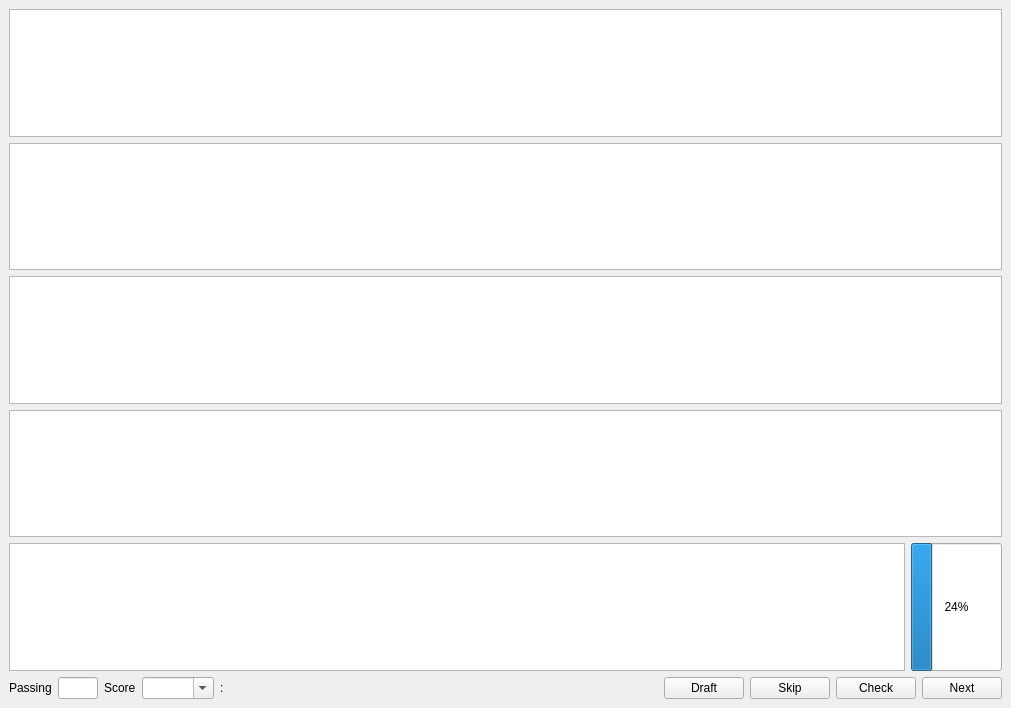
alex-lt-kong/qrammer, file src/qrammer/window_cramming.ui: the form before one commit.
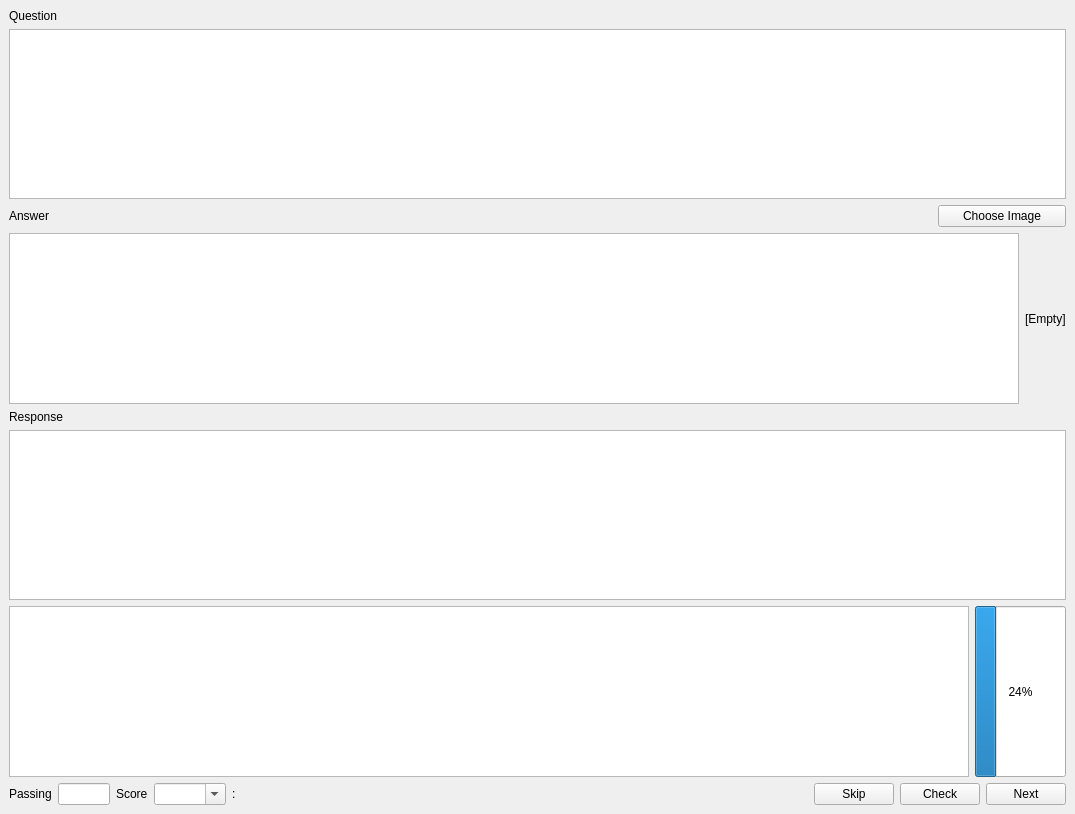
The form after the commit. Icons and pictures are not drawn.

Commit message: add image support

Diff of the .ui file:
```diff
--- a/src/qrammer/window_cramming.ui
+++ b/src/qrammer/window_cramming.ui
@@ -6,8 +6,8 @@
    <rect>
     <x>0</x>
     <y>0</y>
-    <width>1011</width>
-    <height>708</height>
+    <width>1075</width>
+    <height>814</height>
    </rect>
   </property>
   <property name="windowTitle">
@@ -18,7 +18,14 @@
     <normaloff>:/qrammer.ico</normaloff>:/qrammer.ico</iconset>
   </property>
   <widget class="QWidget" name="centralwidget">
-   <layout class="QVBoxLayout" name="verticalLayout" stretch="0,0,0,0,0,0">
+   <layout class="QVBoxLayout" name="verticalLayout" stretch="0,0,0,0,0,0,0,0">
+    <item>
+     <widget class="QLabel" name="label_Question">
+      <property name="text">
+       <string>Question</string>
+      </property>
+     </widget>
+    </item>
     <item>
      <widget class="QTextEdit" name="textEdit_Question">
       <property name="acceptRichText">
@@ -27,9 +34,54 @@
      </widget>
     </item>
     <item>
-     <widget class="QTextEdit" name="textEdit_Answer">
-      <property name="acceptRichText">
-       <bool>false</bool>
+     <layout class="QHBoxLayout" name="horizontalLayout_AnswerTitle">
+      <item>
+       <widget class="QLabel" name="label_Answer">
+        <property name="text">
+         <string>Answer</string>
+        </property>
+       </widget>
+      </item>
+      <item>
+       <widget class="QPushButton" name="pushButton_ChooseImage">
+        <property name="maximumSize">
+         <size>
+          <width>128</width>
+          <height>16777215</height>
+         </size>
+        </property>
+        <property name="text">
+         <string>Choose Image</string>
+        </property>
+       </widget>
+      </item>
+     </layout>
+    </item>
+    <item>
+     <layout class="QHBoxLayout" name="horizontalLayout_AnswerSection">
+      <item>
+       <widget class="QTextEdit" name="textEdit_Answer">
+        <property name="acceptRichText">
+         <bool>false</bool>
+        </property>
+       </widget>
+      </item>
+      <item>
+       <widget class="QLabel" name="label_AnswerImage">
+        <property name="text">
+         <string>[Empty]</string>
+        </property>
+       </widget>
+      </item>
+      <item>
+       <layout class="QVBoxLayout" name="verticalLayout_2"/>
+      </item>
+     </layout>
+    </item>
+    <item>
+     <widget class="QLabel" name="label_Response">
+      <property name="text">
+       <string>Response</string>
       </property>
      </widget>
     </item>
@@ -40,9 +92,6 @@
       </property>
      </widget>
     </item>
-    <item>
-     <widget class="QTextEdit" name="textEdit_DraftAndroid"/>
-    </item>
     <item>
      <layout class="QHBoxLayout" name="horizontalLayout_5" stretch="95,5">
       <item>
@@ -80,7 +129,7 @@
      </layout>
     </item>
     <item>
-     <layout class="QHBoxLayout" name="horizontalLayout_4" stretch="1,1,1,1,1,10,0,1,1,1">
+     <layout class="QHBoxLayout" name="horizontalLayout_4" stretch="1,1,1,1,1,10,1,1,1">
       <item>
        <widget class="QLabel" name="label_PassingScore">
         <property name="sizePolicy">
@@ -189,19 +238,6 @@
         </property>
        </spacer>
       </item>
-      <item>
-       <widget class="QPushButton" name="pushButton_Switch">
-        <property name="sizePolicy">
-         <sizepolicy hsizetype="Maximum" vsizetype="Maximum">
-          <horstretch>0</horstretch>
-          <verstretch>0</verstretch>
-         </sizepolicy>
-        </property>
-        <property name="text">
-         <string>Draft</string>
-        </property>
-       </widget>
-      </item>
       <item>
        <widget class="QPushButton" name="pushButton_Skip">
         <property name="sizePolicy">
```
Left out of the diff: 2 changed lines with no effect on the pictures. The commit also changes 18 other files.
